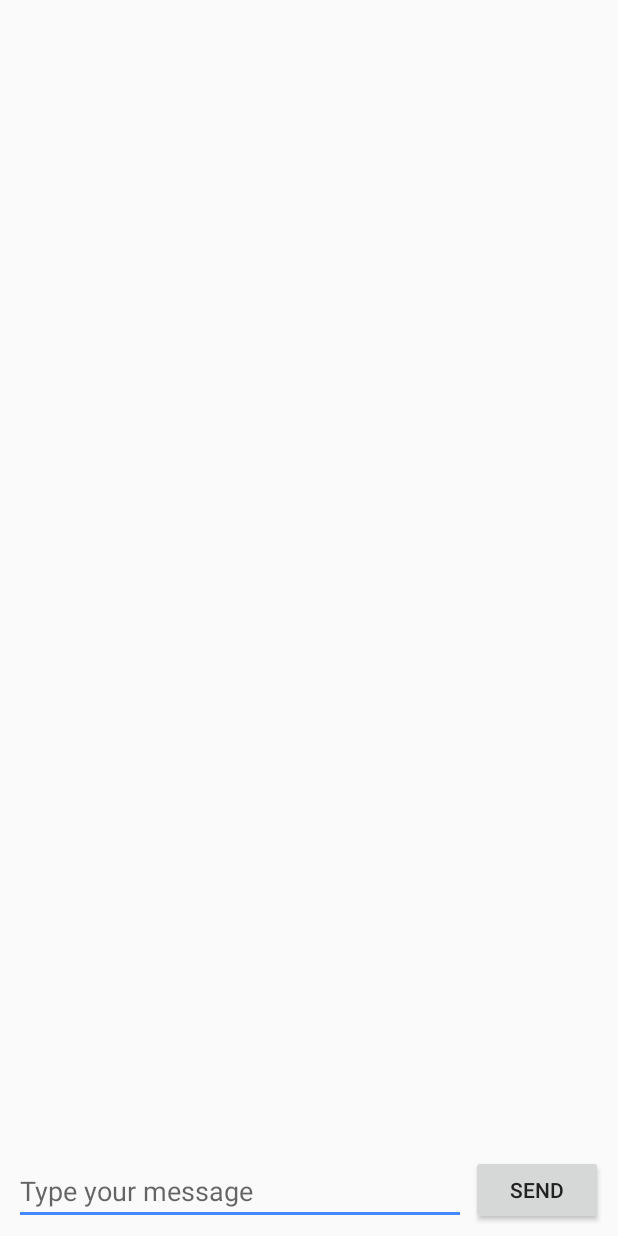
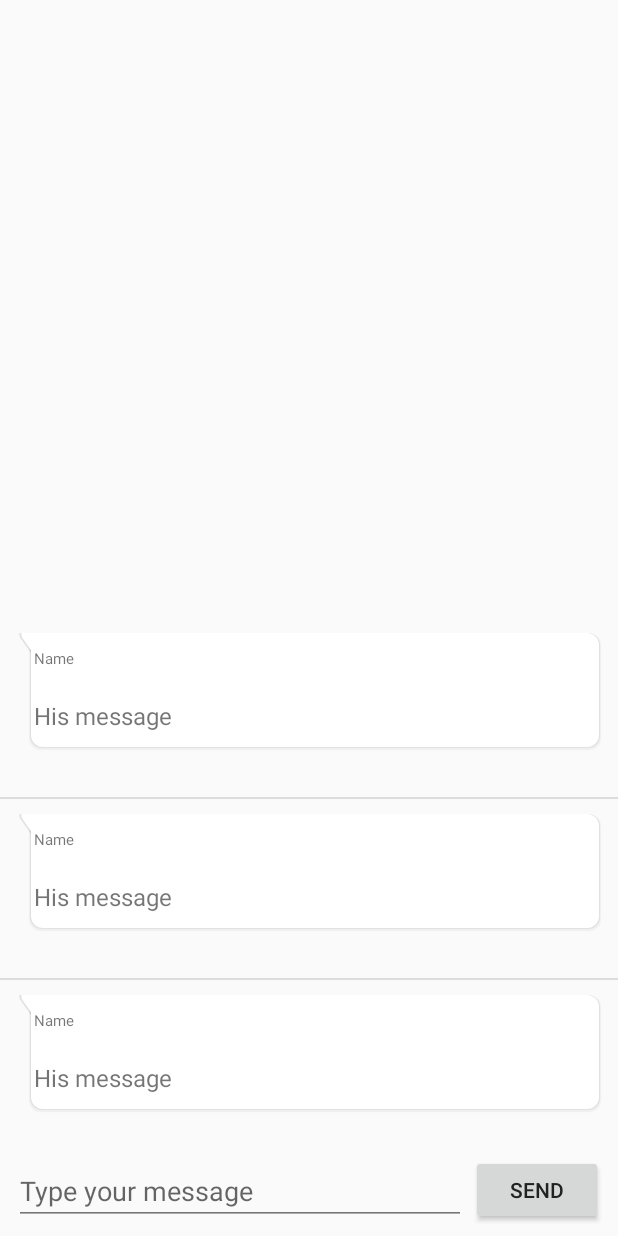
Before and after one commit to Tracy6666/NewsApp5.8, an Android app: the layout fragment_chat.xml on its own in the app's theme, with its tools: preview values and no code run, on a phone screen of 412 x 824 dp. Run offline under Robolectric (Android 15) with nearby library versions, the phone set to English and light mode, and no system bars.

Commit message:
ChatFragment updated

```diff
--- /dev/null
+++ b/app/src/main/res/drawable/bg_receiver.xml
@@ -0,0 +1,104 @@
+<?xml version="1.0" encoding="utf-8"?>
+<layer-list xmlns:android="http://schemas.android.com/apk/res/android">
+
+    <!--Shadow Layers-->
+
+    <item>
+        <rotate
+            android:fromDegrees="-35"
+            android:pivotX="0%"
+            android:pivotY="0%"
+            android:toDegrees="0">
+            <shape android:shape="rectangle">
+                <corners android:radius="4dp" />
+                <padding
+                    android:bottom="1px"
+                    android:left="1px"
+                    android:right="1px" />
+                <solid android:color="#01000000" />
+            </shape>
+        </rotate>
+    </item>
+    <item android:left="8dp">
+        <shape android:shape="rectangle">
+            <padding
+                android:bottom="1px"
+                android:left="1px"
+                android:right="1px" />
+            <solid android:color="#01000000" />
+            <corners android:radius="8dp" />
+        </shape>
+    </item>
+
+    <!--===============-->
+    <item>
+        <rotate
+            android:fromDegrees="-35"
+            android:pivotX="0%"
+            android:pivotY="0%"
+            android:toDegrees="0">
+            <shape android:shape="rectangle">
+                <corners android:radius="4dp" />
+                <padding android:bottom="1px" />
+                <solid android:color="#09000000" />
+            </shape>
+        </rotate>
+    </item>
+    <item android:left="8dp">
+        <shape android:shape="rectangle">
+            <padding android:bottom="1px" />
+            <solid android:color="#09000000" />
+            <corners android:radius="8dp" />
+        </shape>
+    </item>
+
+    <!--===============-->
+
+    <item>
+        <rotate
+            android:fromDegrees="-35"
+            android:pivotX="0%"
+            android:pivotY="0%"
+            android:toDegrees="0">
+            <shape android:shape="rectangle">
+                <corners android:radius="4dp" />
+                <padding
+                    android:bottom="1px"
+                    android:left="1px"
+                    android:right="1px" />
+                <solid android:color="#10000000" />
+            </shape>
+        </rotate>
+    </item>
+    <item android:left="8dp">
+        <shape android:shape="rectangle">
+            <padding
+                android:bottom="1px"
+                android:left="1px"
+                android:right="1px" />
+            <solid android:color="#10000000" />
+            <corners android:radius="8dp" />
+        </shape>
+    </item>
+
+    <!--ForeGround-->
+
+    <item>
+        <rotate
+            android:fromDegrees="-35"
+            android:pivotX="0%"
+            android:pivotY="0%"
+            android:toDegrees="0">
+            <shape android:shape="rectangle">
+                <corners android:radius="4dp" />
+                <solid android:color="@color/colorWhite" />
+            </shape>
+        </rotate>
+    </item>
+    <item android:left="8dp">
+        <shape android:shape="rectangle">
+            <solid android:color="@color/colorWhite" />
+            <corners android:radius="8dp" />
+        </shape>
+    </item>
+</layer-list>
--- a/app/src/main/res/layout/fragment_chat.xml
+++ b/app/src/main/res/layout/fragment_chat.xml
@@ -5,6 +5,17 @@
     android:layout_width="match_parent"
     android:layout_height="match_parent"
     tools:context=".ChatActivity">
+
+    <ListView
+        android:id="@+id/chatListView"
+        android:layout_width="wrap_content"
+        android:layout_height="wrap_content"
+        android:layout_above="@+id/chatEditText"
+        android:layout_marginBottom="-1dp"
+        tools:layout_editor_absoluteX="1dp"
+        tools:layout_editor_absoluteY="1dp"
+        tools:listitem="@layout/row_chat_left"
+        />
 
     <EditText
         android:id="@+id/chatEditText"
@@ -26,14 +37,7 @@
         tools:layout_editor_absoluteX="13dp"
         tools:layout_editor_absoluteY="551dp" />
 
-    <ListView
-        android:id="@+id/chatListView"
-        android:layout_width="409dp"
-        android:layout_height="549dp"
-        android:layout_above="@+id/chatEditText"
-        android:layout_marginBottom="2dp"
-        tools:layout_editor_absoluteX="1dp"
-        tools:layout_editor_absoluteY="1dp" />
+
 
     <Button
         android:id="@+id/sendChatButton"
@@ -45,7 +49,7 @@
         android:layout_marginTop="-1dp"
         android:layout_marginRight="10dp"
         android:layout_marginBottom="7dp"
-        android:onClick="sendChat"
+        android:onClick=""
         android:text="Send" />
 
 </RelativeLayout>
--- /dev/null
+++ b/app/src/main/res/layout/row_chat_left.xml
@@ -0,0 +1,42 @@
+<?xml version="1.0" encoding="utf-8"?>
+<LinearLayout
+    xmlns:android="http://schemas.android.com/apk/res/android" android:layout_width="match_parent"
+    android:layout_height="wrap_content"
+    android:orientation="vertical"
+    android:padding="10dp">
+
+    <LinearLayout
+        android:layout_width="match_parent"
+        android:layout_height="wrap_content"
+        android:orientation="vertical"
+        android:background="@drawable/bg_receiver"
+        android:gravity="center_vertical"
+        >
+
+        <TextView
+            android:id="@+id/nameLbl"
+            android:layout_width="wrap_content"
+            android:layout_height="wrap_content"
+            android:padding="10dp"
+            android:text="Name"
+            android:textSize="10dp" />
+
+        <TextView
+            android:id="@+id/messageTv"
+            android:layout_weight="1"
+            android:textSize="16sp"
+            android:padding="10dp"
+            android:text="His message"
+            android:layout_width="wrap_content"
+            android:layout_height="wrap_content"/>
+
+    </LinearLayout>
+
+    <TextView
+        android:layout_width="match_parent"
+        android:layout_height="wrap_content"
+        android:id="@+id/isSeentTv"
+        android:gravity="end"
+        android:textAlignment="textEnd"/>
+
+</LinearLayout>
```
Also changed, not shown: app/src/main/java/com/example/newsapplication/ChatFragment.java (+121 -35 lines), app/src/main/res/drawable/bg_sender.xml (added, +107 -0 lines), app/src/main/res/layout/row_chat_right.xml (added, +42 -0 lines).
